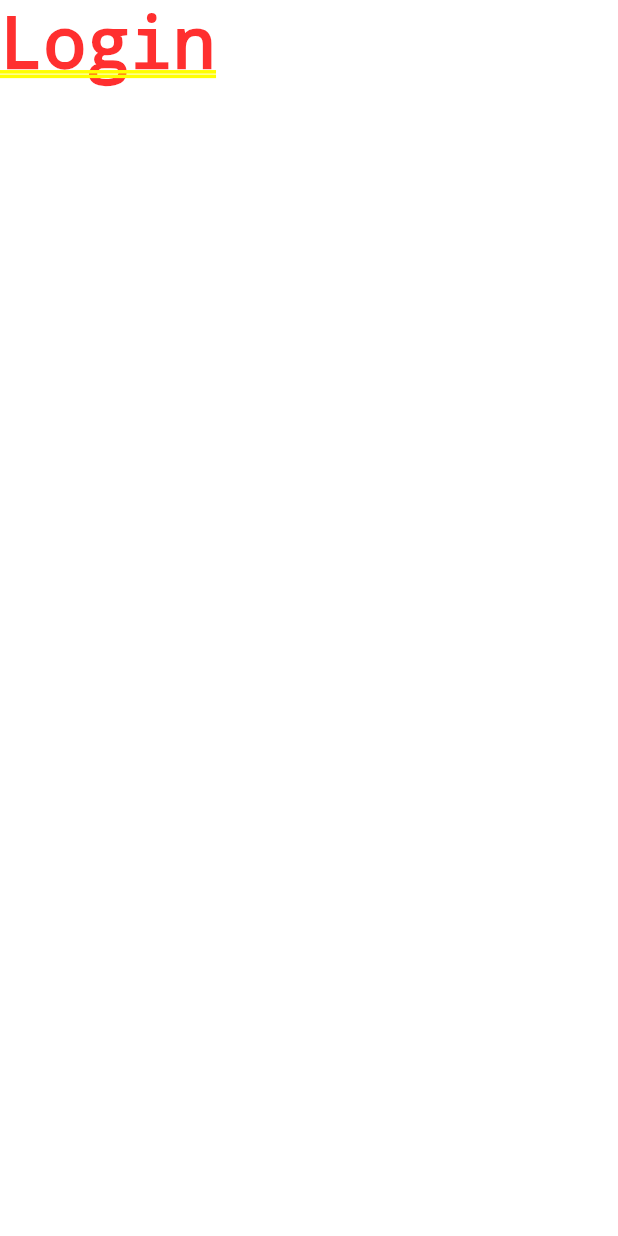
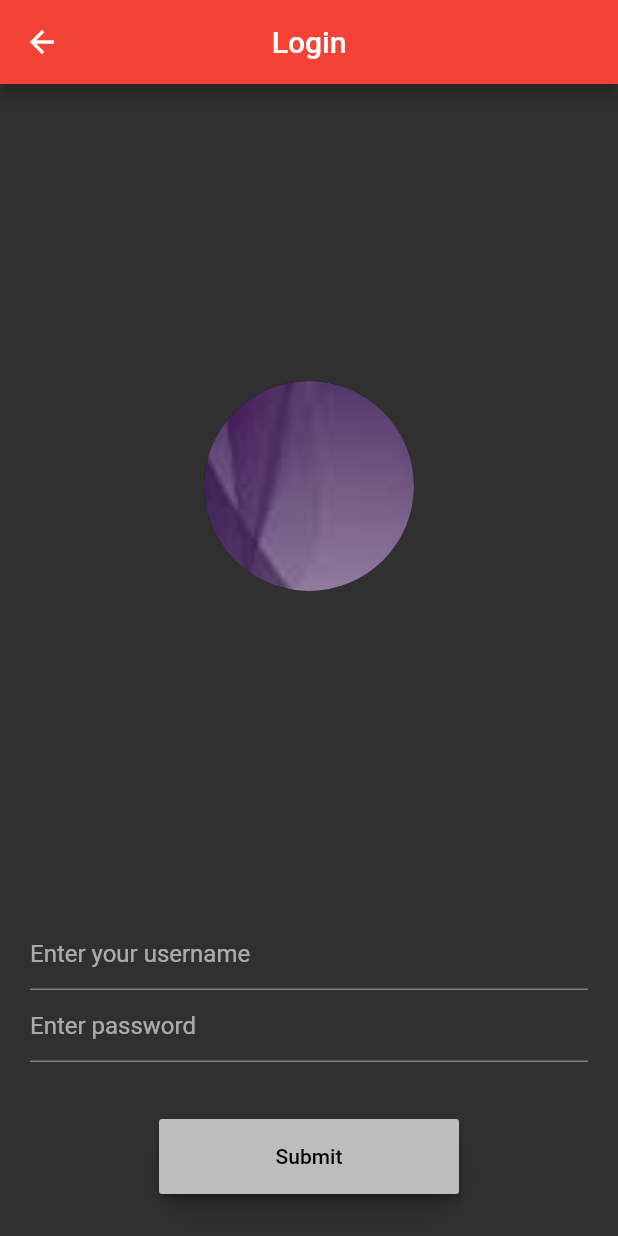
Before and after one commit to inblack67/FNode, a Flutter app: the screen it shows after launch, after a tap on "Login", on a phone screen of 412 x 824 dp. Run offline on Flutter 3.47's test engine with Material 2 defaults, Android fonts, the phone set to English and light mode, and no system bars.

Commit message:
login register cont.

```diff
--- a/app/lib/pages/login.dart
+++ b/app/lib/pages/login.dart
@@ -1,17 +1,106 @@
+import 'dart:convert';
+
+import 'package:chat_app/custom_widgets/custom_button.dart';
+import 'package:chat_app/interfaces/api.dart';
+import 'package:chat_app/pages/chat.dart';
 import 'package:flutter/material.dart';
+import 'package:http/http.dart' as http;
 
 class Login extends StatefulWidget {
   static const id = 'LOGIN';
 
   @override
-  _LoginState createState() => _LoginState();
+  LoginState createState() => LoginState();
 }
 
-class _LoginState extends State<Login> {
+class LoginState extends State<Login> {
+  final _formKey = GlobalKey<FormState>();
+  final _api = IAPI();
+
+  String _username = '';
+  String _password = '';
+
+  Future<void> loginUser() async {
+    final form = _formKey.currentState;
+    final _loginEndpoint = _api.url + _api.login;
+
+    if (form != null && form.validate()) {
+      form.save();
+      Map<String, String> user = {
+        'username': _username,
+        'password': _password,
+      };
+      var res = await http.post(Uri.parse(_loginEndpoint),
+          headers: {
+            'Accept': 'application/json',
+            'Content-Type': 'application/json; charset=UTF-8',
+          },
+          body: json.encode(user));
+      var resBody = json.decode(res.body);
+      print(resBody);
+      if (resBody['success']) {
+        print(resBody['message']);
+        Navigator.push(
+            context, MaterialPageRoute(builder: (context) => Chat()));
+      } else {
+        print(resBody['error']);
+      }
+    }
+  }
+
   @override
   Widget build(BuildContext context) {
-    return Container(
-      child: Text('Login'),
+    return Scaffold(
+      appBar: AppBar(
+        backgroundColor: Colors.red,
+        title: Text('Login'),
+        centerTitle: true,
+      ),
+      body: Padding(
+        padding: const EdgeInsets.all(20.0),
+        child: Form(
+          key: _formKey,
+          child: Column(
+            children: <Widget>[
+              Expanded(
+                child: Hero(
+                    tag: 'logo',
+                    child: CircleAvatar(
+                      backgroundImage: AssetImage(
+                        'assets/images/elixir.jpeg',
+                      ),
+                      radius: 70.0,
+                    )),
+              ),
+              SizedBox(height: 40.0),
+              TextFormField(
+                decoration: InputDecoration(hintText: 'Enter your username'),
+                onChanged: (val) => _username = val,
+                validator: (val) {
+                  if (val == null || val.isEmpty) {
+                    return 'Username is required';
+                  }
+                  return null;
+                },
+              ),
+              TextFormField(
+                autocorrect: false,
+                obscureText: true,
+                onChanged: (val) => _password = val,
+                decoration: InputDecoration(hintText: 'Enter password'),
+                validator: (val) {
+                  if (val == null || val.isEmpty) {
+                    return 'Password is required';
+                  }
+                  return null;
+                },
+              ),
+              SizedBox(height: 30.0),
+              CustomButton(title: 'Submit', callback: loginUser),
+            ],
+          ),
+        ),
+      ),
     );
   }
 }
--- a/app/lib/pages/register.dart
+++ b/app/lib/pages/register.dart
@@ -23,7 +23,6 @@ class RegisterState extends State<Register> {
   Future<void> registerUser() async {
     final form = _formKey.currentState;
     final _registerEndpoint = _api.url + _api.register;
-    print(_registerEndpoint);
 
     if (form != null && form.validate()) {
       form.save();
```
Also changed, not shown: 4 other files.
